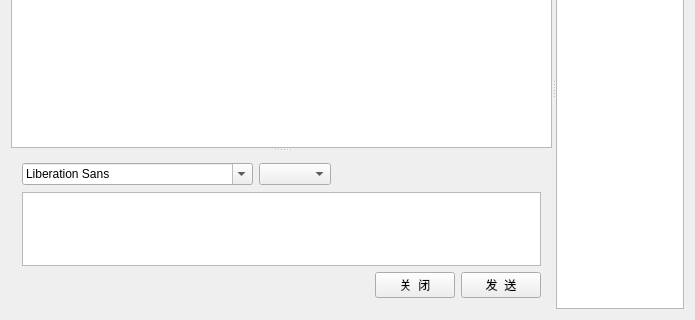
Qt form mychat.ui (mygit03/MyChat) before a commit; both pictures show x 0 to 695 and y 144 to 464 of the 695 by 464 pixel window.
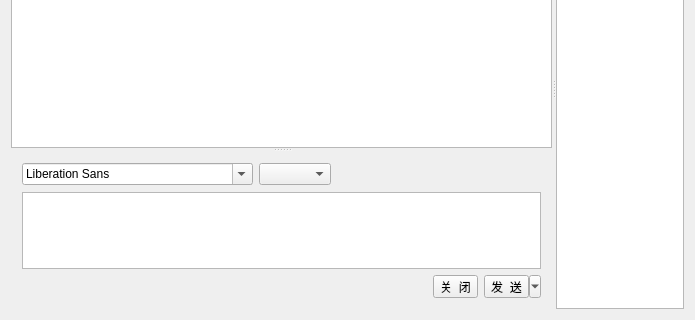
The same form after that commit. Icons and pictures are not drawn.

The edit to the form file:
```diff
--- a/mychat.ui
+++ b/mychat.ui
@@ -43,7 +43,7 @@
         </size>
        </property>
       </widget>
-      <widget class="QWidget" name="">
+      <widget class="QWidget" name="layoutWidget">
        <layout class="QVBoxLayout" name="verticalLayout">
         <item>
          <layout class="QHBoxLayout" name="horizontalLayout">
@@ -160,17 +160,32 @@
            </spacer>
           </item>
           <item>
-           <widget class="QPushButton" name="btn_close">
+           <widget class="QToolButton" name="tBtn_close">
+            <property name="minimumSize">
+             <size>
+              <width>0</width>
+              <height>23</height>
+             </size>
+            </property>
             <property name="text">
              <string>关  闭</string>
             </property>
            </widget>
           </item>
           <item>
-           <widget class="QPushButton" name="btn_send">
+           <widget class="QToolButton" name="tBtn_sendMsg">
+            <property name="minimumSize">
+             <size>
+              <width>0</width>
+              <height>23</height>
+             </size>
+            </property>
             <property name="text">
              <string>发  送</string>
             </property>
+            <property name="popupMode">
+             <enum>QToolButton::MenuButtonPopup</enum>
+            </property>
            </widget>
           </item>
          </layout>
```
Left out of the diff: 4 changed lines with no effect on the pictures.
